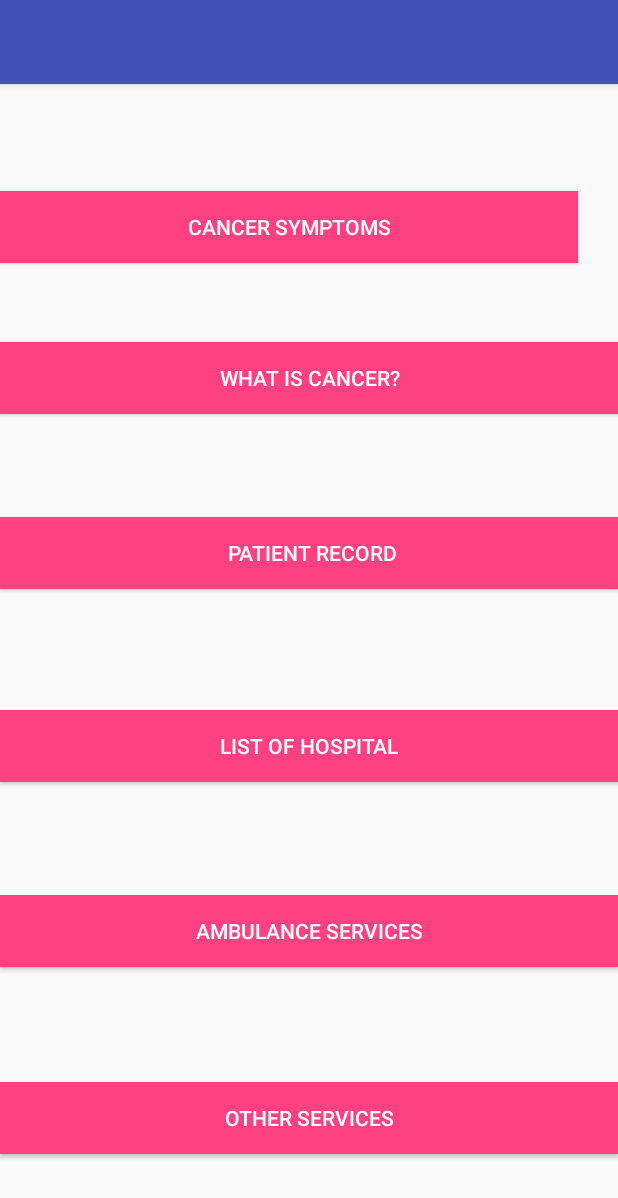
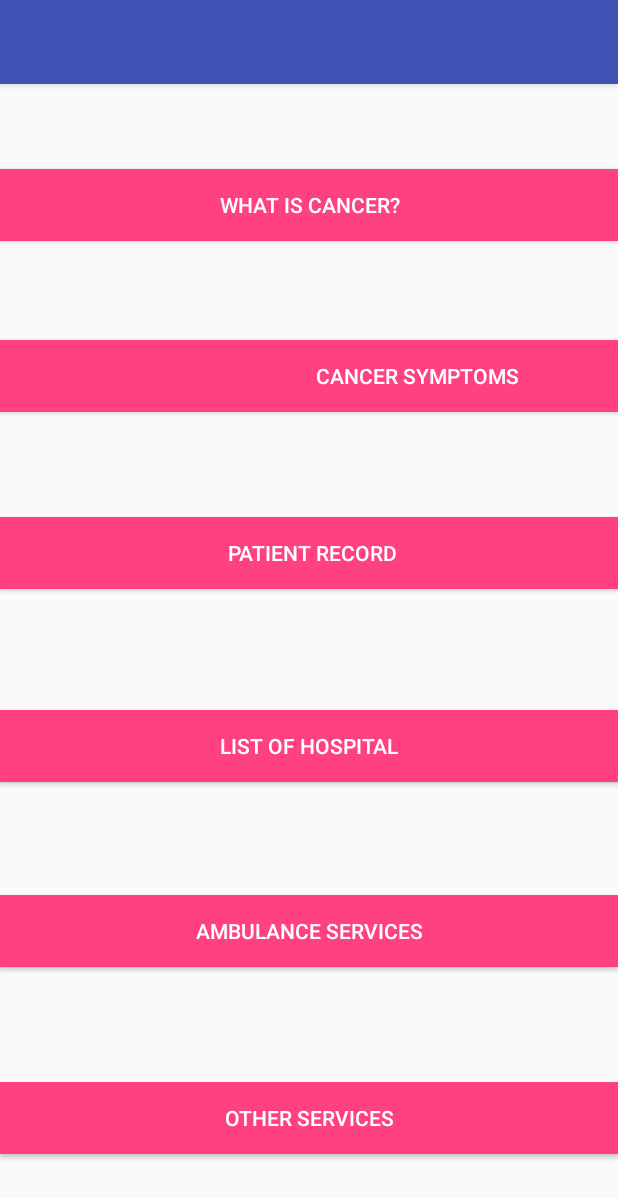
Before and after one commit to komalkhatri3/pratiksha, an Android app: the screen it shows after launch (FirstPage), on a phone screen of 412 x 824 dp. Shown: the top 1198 px of the screen. Run offline under Robolectric (Android 15) with nearby library versions, the phone set to English and light mode, and no system bars.

Commit message:
with what is cancer and cancer symptoms

```diff
--- a/app/src/main/res/layout/content_firstpage.xml
+++ b/app/src/main/res/layout/content_firstpage.xml
@@ -10,36 +10,23 @@
     tools:showIn="@layout/activity_firstpage">
 
     <Button
-        android:id="@+id/button_cancer_symptoms"
-        android:layout_width="385dp"
-        android:layout_height="48dp"
-        android:background="@color/colorAccent"
-        android:text="@string/cancer_symptoms"
-        android:textColor="#FFFFFF"
-        app:layout_constraintHorizontal_bias="0.0"
-        app:layout_constraintLeft_toLeftOf="parent"
-        app:layout_constraintRight_toRightOf="parent"
-        app:layout_constraintVertical_bias="0.099"
-        app:layout_constraintBottom_toBottomOf="parent"
-        app:layout_constraintTop_toTopOf="parent"/>
-
-    <Button
         android:id="@+id/button_what_is_cancer"
         android:layout_width="0dp"
         android:layout_height="48dp"
         android:background="@color/colorAccent"
+        android:onClick="change_activity"
         android:text="@string/what_is_cancer"
         android:textColor="#FFFFFF"
         app:layout_constraintBottom_toBottomOf="parent"
+        app:layout_constraintHorizontal_bias="0.0"
         app:layout_constraintLeft_toLeftOf="parent"
         app:layout_constraintRight_toRightOf="parent"
         app:layout_constraintTop_toTopOf="parent"
-        app:layout_constraintVertical_bias="0.239"
-        app:layout_constraintHorizontal_bias="0.0" />
+        app:layout_constraintVertical_bias="0.079" />
 
     <Button
         android:id="@+id/button_login_signup"
-        android:layout_width="match_parent"
+        android:layout_width="0dp"
         android:layout_height="wrap_content"
         android:background="@color/colorAccent"
         android:onClick="change_activity"
@@ -54,7 +41,7 @@
 
     <Button
         android:id="@+id/button_list_of_hospitals"
-        android:layout_width="match_parent"
+        android:layout_width="0dp"
         android:layout_height="48dp"
         android:background="@color/colorAccent"
         android:onClick="change_activity"
@@ -99,6 +86,22 @@
         app:layout_constraintBottom_toBottomOf="parent"
         app:layout_constraintTop_toTopOf="parent"/>
 
+    <Button
+        android:id="@+id/button_cancer_symptoms"
+        android:layout_width="556dp"
+        android:layout_height="48dp"
+        android:layout_marginRight="8dp"
+        android:background="@color/colorAccent"
+        android:onClick="change_activity"
+        android:text="@string/cancer_symptoms"
+        android:textColor="#FFFFFF"
+        app:layout_constraintBottom_toBottomOf="parent"
+        app:layout_constraintHorizontal_bias="0.0"
+        app:layout_constraintLeft_toLeftOf="parent"
+        app:layout_constraintRight_toRightOf="parent"
+        app:layout_constraintTop_toTopOf="parent"
+        app:layout_constraintVertical_bias="0.237"
+        tools:layout_editor_absoluteY="135dp" />
 
 
 </android.support.constraint.ConstraintLayout>
--- a/app/src/main/res/layout/content_login.xml
+++ b/app/src/main/res/layout/content_login.xml
@@ -9,8 +9,8 @@
     tools:showIn="@layout/activity_login">
 
     <RelativeLayout
-        android:layout_width="match_parent"
-        android:layout_height="match_parent"
+        android:layout_width="0dp"
+        android:layout_height="495dp"
         app:layout_constraintLeft_toLeftOf="parent"
         app:layout_constraintRight_toRightOf="parent"
         app:layout_constraintTop_toTopOf="parent"
@@ -54,6 +54,7 @@
             android:layout_width="88dp"
             android:layout_height="48dp"
             android:text="Login"
+
             tools:layout_editor_absoluteY="158dp"
             android:layout_marginStart="8dp"
             app:layout_constraintLeft_toLeftOf="parent"
--- a/app/src/main/res/values/colors.xml
+++ b/app/src/main/res/values/colors.xml
@@ -2,7 +2,7 @@
 <resources>
     <color name="colorPrimary">#3F51B5</color>
     <color name="colorPrimaryTranslucent">#c83f51b5</color>
-    <color name="colorPrimaryDark">#303F9F</color>
+    <color name="colorPrimaryDark">#303f9f</color>
     <color name="colorAccent">#ff4081</color>
     <color name="colorBackground">#eeeeee</color>
     <color name="colorBackgroundDark">#757575</color>
--- a/app/src/main/res/values/strings.xml
+++ b/app/src/main/res/values/strings.xml
@@ -61,4 +61,6 @@
         <item>kidney cancer</item>
         <item>leukemia</item>
     </string-array>
+    <string name="title_activity_what_is_cancer">WhatIsCancer</string>
+    <string name="title_activity_cancer_symptoms">CancerSymptoms</string>
 </resources>
```
Also changed, not shown: app/src/main/AndroidManifest.xml (+13 -6 lines), app/src/main/java/com/harsh/nandy/cancerantidote/CancerSymptoms.java (added, +29 -0 lines), app/src/main/java/com/harsh/nandy/cancerantidote/FirstPage.java (+10 -0 lines), app/src/main/java/com/harsh/nandy/cancerantidote/WhatIsCancer.java (added, +29 -0 lines), app/src/main/res/layout/activity_cancer_symptoms.xml (added, +33 -0 lines), app/src/main/res/layout/activity_what_is_cancer.xml (added, +33 -0 lines), app/src/main/res/layout/content_cancer_symptoms.xml (added, +42 -0 lines), app/src/main/res/layout/content_listofhospitals.xml (+4 -3 lines), app/src/main/res/layout/content_what_is_cancer.xml (added, +46 -0 lines).
